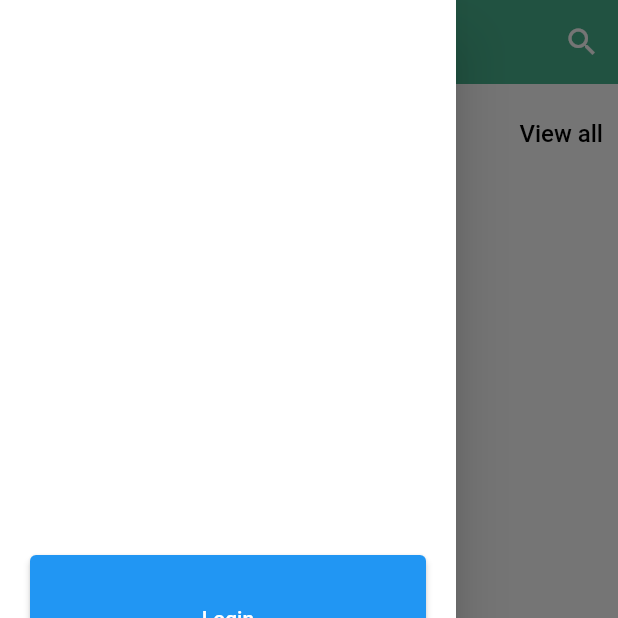
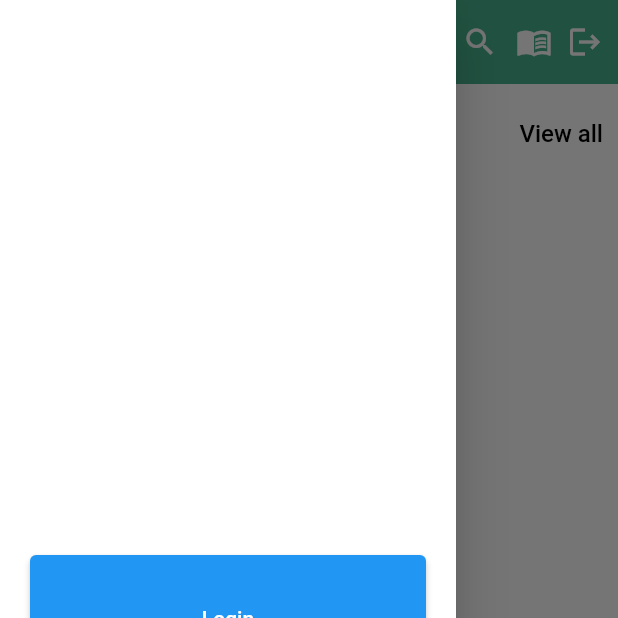
Before and after one commit to ryandiaziz/E-Menu-App, a Flutter app: the screen it shows after launch, with the side drawer open, on a phone screen of 412 x 824 dp, the top half of it. Run offline on Flutter 3.47's test engine with Material 2 defaults, Android fonts, the phone set to English and light mode, and no system bars; our stand-ins replace carousel_slider, cloud_firestore, firebase_auth, firebase_core, firebase_storage, flutter_rating_bar and 11 more; missing offline and left inert: qr_code_scanner, staggered_grid_view_flutter; accounts and stored records are empty.

Commit message:
Maintenance home page

```diff
--- a/lib/feature/home/pages/home_page.dart
+++ b/lib/feature/home/pages/home_page.dart
@@ -2,7 +2,7 @@ import 'dart:convert';
 
 import 'package:cloud_firestore/cloud_firestore.dart';
 import 'package:e_menu_app/feature/home/widgets/drawer.dart';
-import 'package:e_menu_app/presentation/card/resto_cart%20.dart';
+import 'package:e_menu_app/feature/home/widgets/resto_cart%20.dart';
 import 'package:e_menu_app/feature/home/pages/detail_restoran_page.dart';
 import 'package:e_menu_app/presentation/pages/home/navigation.dart';
 import 'package:e_menu_app/presentation/pages/home/search_page.dart';
@@ -11,6 +11,7 @@ import 'package:flutter/material.dart';
 import 'package:e_menu_app/shared/theme.dart';
 import 'package:http/http.dart' as http;
 
+import '../widgets/maintenance.dart';
 import '../widgets/recommendation_menu.dart';
 
 class HomePage extends StatefulWidget {
@@ -226,38 +227,7 @@ class _HomePageState extends State<HomePage> {
             ),
             icon: const Icon(Icons.search),
           ),
-          // const SizedBox(
-          //   width: 10,
-          // ),
-          // GestureDetector(
-          //   onTap: () {
-          //     Navigator.push(
-          //       context,
-          //       // sabri GXlT5F05zPBT9a8hDJxB
-          //       // aby hZNZbzGDkuLZ3dD95L4X
-          //       // rhumbia  8V3z0yVONyrhd2hRT1xY
-          //       MaterialPageRoute(
-          //         builder: (_) => NavigationPage(
-          //           idMeja: 'hZNZbzGDkuLZ3dD95L4X',
-          //         ),
-          //       ),
-          //     );
-          //   },
-          //   child: const Icon(Icons.menu_book),
-          // ),
-          // const SizedBox(
-          //   width: 10,
-          // ),
-          // GestureDetector(
-          //   onTap: () {
-          //     FirebaseAuth.instance.signOut();
-          //     Navigator.pushReplacementNamed(context, "/onboarding-page");
-          //   },
-          //   child: const Icon(Icons.logout),
-          // ),
-          // const SizedBox(
-          //   width: 10,
-          // )
+          const Maintenance(),
         ],
       ),
       floatingActionButton: FloatingActionButton(
--- a/lib/presentation/pages/home/list_retoran_page.dart
+++ b/lib/feature/home/pages/list_retoran_page.dart
@@ -1,7 +1,7 @@
 import 'package:cloud_firestore/cloud_firestore.dart';
 import 'package:flutter/material.dart';
 import 'package:e_menu_app/shared/theme.dart';
-import '../../card/resto_cart .dart';
+import '../widgets/resto_cart .dart';
 import 'detail_restoran_page.dart';
 
 class ListRestoran extends StatelessWidget {
--- /dev/null
+++ b/lib/feature/home/widgets/maintenance.dart
@@ -0,0 +1,47 @@
+import 'package:firebase_auth/firebase_auth.dart';
+import 'package:flutter/material.dart';
+
+import '../../../presentation/pages/home/navigation.dart';
+
+class Maintenance extends StatelessWidget {
+  const Maintenance({
+    Key? key,
+  }) : super(key: key);
+
+  @override
+  Widget build(BuildContext context) {
+    return Row(
+      children: [
+        GestureDetector(
+          onTap: () {
+            Navigator.push(
+              context,
+              // sabri GXlT5F05zPBT9a8hDJxB
+              // aby hZNZbzGDkuLZ3dD95L4X
+              // rhumbia  8V3z0yVONyrhd2hRT1xY
+              MaterialPageRoute(
+                builder: (_) => NavigationPage(
+                  idMeja: 'hZNZbzGDkuLZ3dD95L4X',
+                ),
+              ),
+            );
+          },
+          child: const Icon(Icons.menu_book),
+        ),
+        const SizedBox(
+          width: 10,
+        ),
+        GestureDetector(
+          onTap: () {
+            FirebaseAuth.instance.signOut();
+            Navigator.pushReplacementNamed(context, "/onboarding-page");
+          },
+          child: const Icon(Icons.logout),
+        ),
+        const SizedBox(
+          width: 10,
+        )
+      ],
+    );
+  }
+}
--- a/lib/main.dart
+++ b/lib/main.dart
@@ -7,7 +7,7 @@ import 'package:e_menu_app/presentation/pages/pemilik/tambah_menu_page.dart';
 import 'package:firebase_core/firebase_core.dart';
 import 'package:flutter/material.dart';
 import 'package:flutter/services.dart';
-import 'package:e_menu_app/presentation/pages/home/list_retoran_page.dart';
+import 'package:e_menu_app/feature/home/pages/list_retoran_page.dart';
 import 'package:e_menu_app/presentation/pages/product/detail_product_page.dart';
 import 'package:e_menu_app/presentation/profile/edit_profile_resto.dart';
 import 'package:e_menu_app/presentation/splash_page/splash_page.dart';
--- a/lib/presentation/card/search_card.dart
+++ b/lib/presentation/card/search_card.dart
@@ -3,7 +3,7 @@ import 'package:flutter/material.dart';
 import 'package:e_menu_app/shared/theme.dart';
 import 'package:intl/intl.dart';
 
-import '../pages/home/detail_restoran_page.dart';
+import '../../feature/home/pages/detail_restoran_page.dart';
 
 class SearchCard extends StatefulWidget {
   final dynamic data;
```
Also changed, not shown: lib/feature/home/widgets/resto_cart .dart (renamed from lib/presentation/card/resto_cart .dart).
